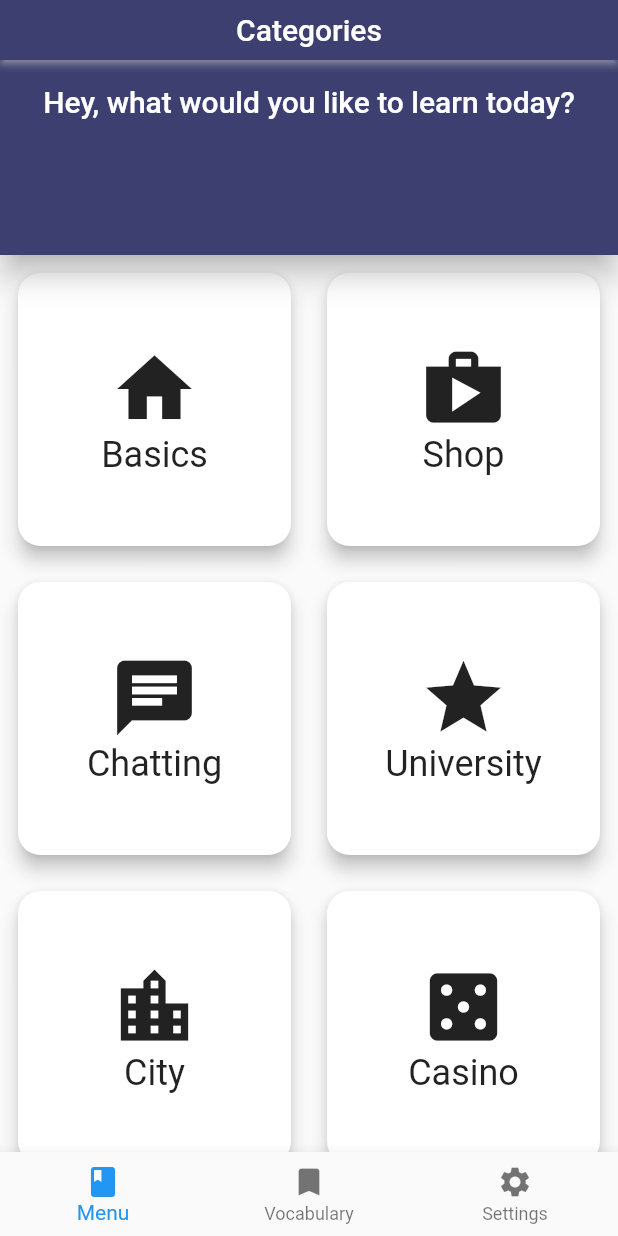
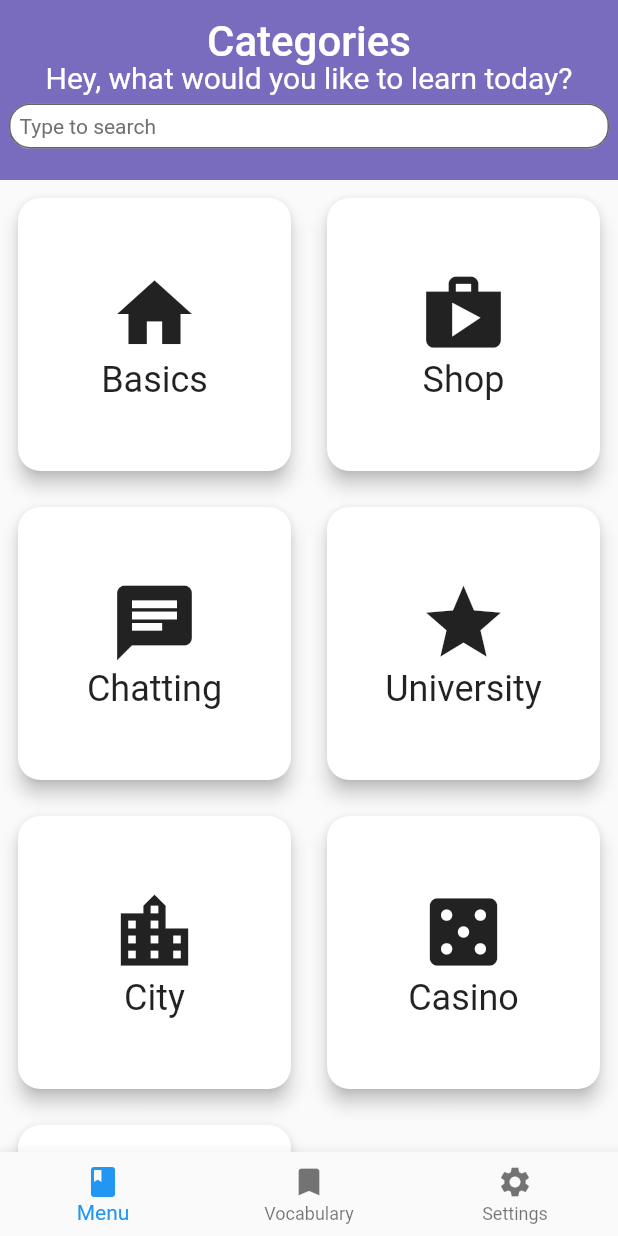
Before and after one commit to bkmceh/InnoRussia, a Flutter app: the screen it shows after launch, on a phone screen of 412 x 824 dp. Run offline on Flutter 3.47's test engine with Material 2 defaults, Android fonts, the phone set to English and light mode, and no system bars; our stand-ins replace sqflite; missing offline and left inert: flutter_verification_code; accounts and stored records are empty.

Commit message:
added search text field

```diff
--- a/lib/MainSreens/menu.dart
+++ b/lib/MainSreens/menu.dart
@@ -164,34 +164,68 @@ class _MenuState extends State<Menu> {
   @override
   Widget build(BuildContext context) {
     return Scaffold(
-        appBar: PreferredSize(
+        /*appBar: PreferredSize(
           preferredSize: Size.fromHeight(40.0),
           child: AppBar(
               elevation: 2,
               shadowColor: Colors.white,
               title: Text("Categories"),
               centerTitle: true,
-              backgroundColor: hexToColor("#3D3F70"),
+              backgroundColor: hexToColor("#796CBE"),
               automaticallyImplyLeading: false),
-        ),
+        ),*/
         body: SafeArea(
           child: CustomScrollView(
             slivers: <Widget>[
               SliverAppBar(
-                title: Column(
-                  mainAxisAlignment: MainAxisAlignment.center,
-                  children: [
-                    Text('Hey, what would you like to learn today?'),
-                  ],
+                title: Text('Categories',
+                style: TextStyle(
+                    color: hexToColor('#FFFFFF'),
+                    fontSize: 28,
+                  ),
                 ),
                 centerTitle: true,
-                backgroundColor: hexToColor("#3D3F70"),
-                pinned: false,
-                expandedHeight: 130.0,
-                snap: false,
-                floating: true,
+                backgroundColor: hexToColor("#796CBE"),
+                pinned: true,
+                expandedHeight: 120,
+                flexibleSpace: FlexibleSpaceBar(
+                  background: Container(
+                    padding: EdgeInsets.only(top: 40),
+                    child: Column(
+                      children: [
+                        Text('Hey, what would you like to learn today?',
+                          style: TextStyle(
+                            color: hexToColor('#FFFFFF'),
+                            fontSize: 20,
+                          ),
+                        ),
+                        Container(
+                            padding: EdgeInsets.all(6),
+                            child: TextField(
+                              style: TextStyle(
+                                color: hexToColor('#707070'),
+                                fontSize: 14,
+                              ),
+                              decoration: InputDecoration(
+                                  border: OutlineInputBorder(
+                                    borderRadius: BorderRadius.circular(14),
+                                    borderSide: BorderSide(color: hexToColor('#FFFFFF')),
+                                  ),
+                                  hintText: 'Type to search',
+                                  hintStyle: TextStyle(
+                                      color: hexToColor('#707070')),
+                                  isDense: true,
+                                  contentPadding: EdgeInsets.all(7),
+                                  filled: true,
+                                  fillColor: hexToColor('#FFFFFF'),
+                              ),
+                            )
+                        )
+                      ],
+                    ),
+                  ),
+                ),
                 shadowColor: Colors.black,
-                forceElevated: true,
                 elevation: 8.0,
               ),
               SliverGrid.count(
```
